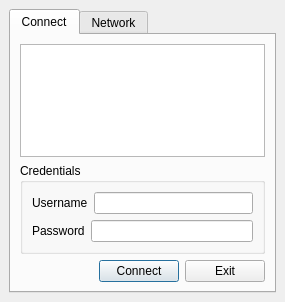
The window that head/source/ikec/root.ui (mkurz/ike) describes before a commit, drawn with Qt 5.
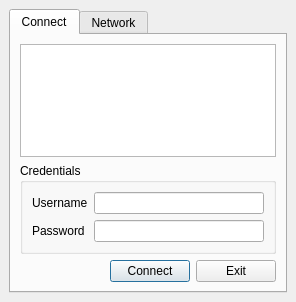
The same window after the commit. Icons and pictures are not drawn.

```diff
--- a/head/source/ikec/root.ui
+++ b/head/source/ikec/root.ui
@@ -5,8 +5,8 @@
    <rect>
     <x>0</x>
     <y>0</y>
-    <width>285</width>
-    <height>283</height>
+    <width>296</width>
+    <height>299</height>
    </rect>
   </property>
   <property name="windowTitle" >
@@ -39,10 +39,8 @@
           <property name="title" >
            <string>Credentials</string>
           </property>
-          <layout class="QVBoxLayout" >
-           <item>
-            <layout class="QHBoxLayout" >
-             <item>
+          <layout class="QGridLayout" >
+           <item row="0" column="0" >
               <widget class="QLabel" name="textLabelUsername" >
                <property name="text" >
                 <string>Username</string>
@@ -52,14 +50,10 @@
                </property>
               </widget>
              </item>
-             <item>
+           <item row="0" column="1" >
               <widget class="QLineEdit" name="lineEditUsername" />
              </item>
-            </layout>
-           </item>
-           <item>
-            <layout class="QHBoxLayout" >
-             <item>
+           <item row="1" column="0" >
               <widget class="QLabel" name="textLabelPassword" >
                <property name="text" >
                 <string>Password</string>
@@ -69,7 +63,7 @@
                </property>
               </widget>
              </item>
-             <item>
+           <item row="1" column="1" >
               <widget class="QLineEdit" name="lineEditPassword" >
                <property name="echoMode" >
                 <enum>QLineEdit::Password</enum>
@@ -77,8 +71,6 @@
               </widget>
              </item>
             </layout>
-           </item>
-          </layout>
          </widget>
         </item>
         <item>
```
Left out of the diff: 4 changed lines with no effect on the pictures. Lines whose indentation alone changed are shown as unchanged.
